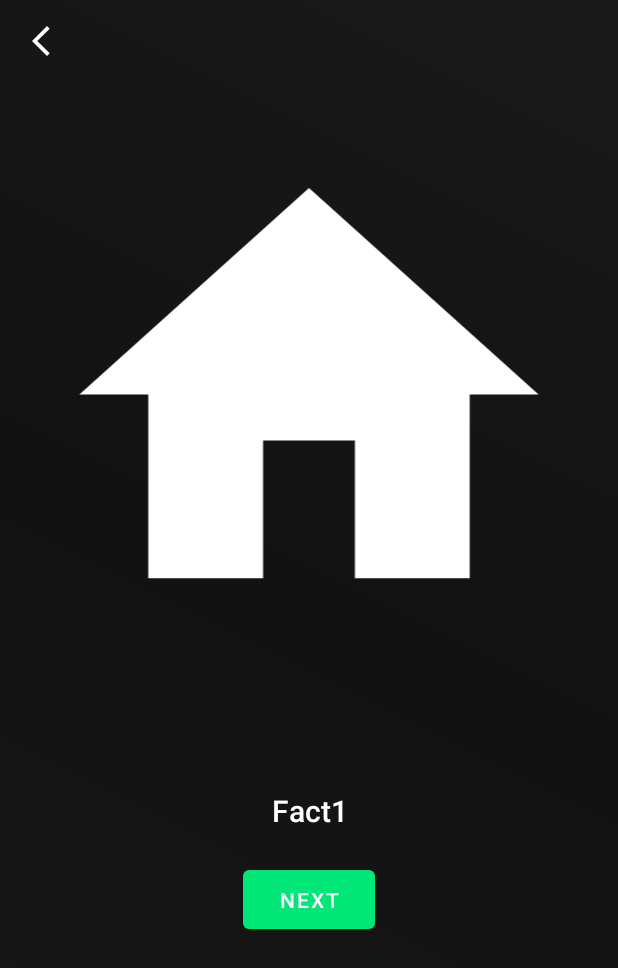
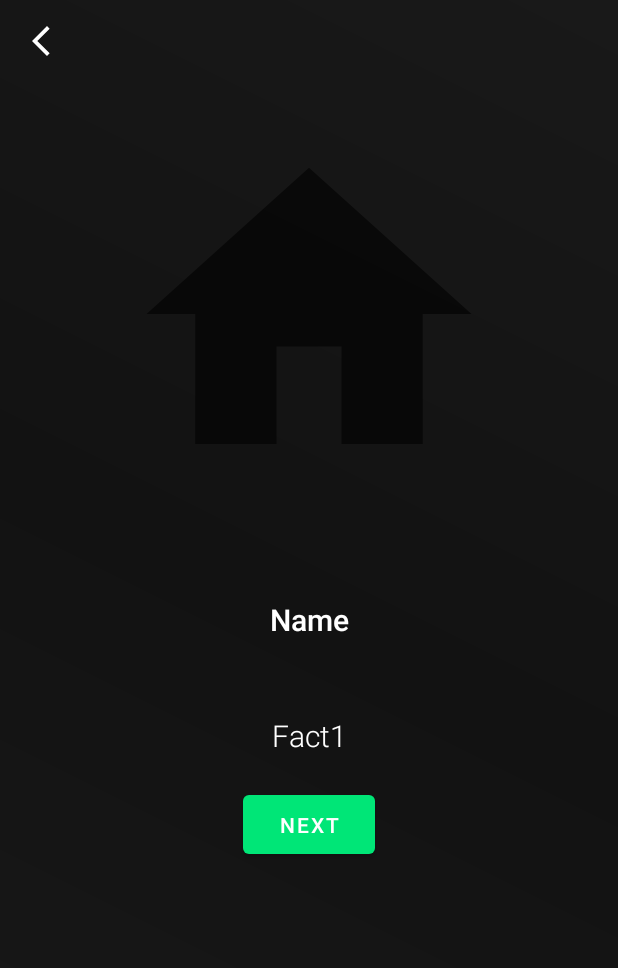
Before and after one commit to satmxd/VVIM-App, an Android app: the layout activity_facts.xml on its own in the app's theme, with its tools: preview values and no code run, on a phone screen of 412 x 824 dp. Shown: the top 968 px of the screen. Run offline under Robolectric (Android 15) with nearby library versions, the phone set to English and light mode, and no system bars.

Commit message:
did stuff

```diff
--- a/Android App/app/src/main/AndroidManifest.xml
+++ b/Android App/app/src/main/AndroidManifest.xml
@@ -12,12 +12,14 @@
     <application
         android:allowBackup="true"
         android:icon="@mipmap/ic_launcher"
+        android:screenOrientation="sensorPortrait"
         android:label="@string/app_name"
         android:roundIcon="@mipmap/ic_launcher_round"
         android:supportsRtl="true"
         android:theme="@style/Theme.TreeScanner">
         <activity
             android:name=".GalleryActivity"
+
             android:exported="false" />
         <activity
             android:name=".QuizActivityResponse"
--- a/Android App/app/src/main/java/com/example/treescanner/QRScanActivity.java
+++ b/Android App/app/src/main/java/com/example/treescanner/QRScanActivity.java
@@ -82,6 +82,7 @@ public class QRScanActivity extends AppCompatActivity {
 
                         Intent intent = new Intent(QRScanActivity.this, QRInfoActivity.class);
                         intent.putExtra("qrdata", data);
+                        intent.putExtra("origin", "qrscan");
 
                         startActivity(intent);
 //                        finish();
@@ -114,6 +115,7 @@ public class QRScanActivity extends AppCompatActivity {
         @Override
         public void onClick(View v) {
             startActivity(new Intent(QRScanActivity.this,MainActivity.class));
+
             finish();
         }
 
--- a/Android App/app/src/main/java/com/example/treescanner/SplashScreen.java
+++ b/Android App/app/src/main/java/com/example/treescanner/SplashScreen.java
@@ -19,6 +19,6 @@ Handler handler;
                 startActivity(new Intent(SplashScreen.this, MainActivity.class));
                 finish();
             }
-        }, 2000);
+        }, 1000);
     }
 }
--- a/Android App/app/src/main/java/com/example/treescanner/TreeMenu.java
+++ b/Android App/app/src/main/java/com/example/treescanner/TreeMenu.java
@@ -38,9 +38,11 @@ public class TreeMenu extends AppCompatActivity {
         listView = findViewById(R.id.treeList);
         DBHelper db = new DBHelper(this);
         Cursor data = db.get_data();
+        int c = 1;
         while(data.moveToNext()){
-            names.add(data.getString(data.getColumnIndex("name")));
+            names.add(String.valueOf(c)+". "+data.getString(data.getColumnIndex("name")));
             qrid.add(data.getString(data.getColumnIndex("id")));
+            c++;
         }
         data.close();
         arrayAdapter = new ArrayAdapter<>(this, R.layout.white_text, names);
@@ -51,6 +53,7 @@ public class TreeMenu extends AppCompatActivity {
                 Intent intent = new Intent(TreeMenu.this, QRInfoActivity.class);
                 String e = qrid.get(i);
                 intent.putExtra("qrdata", e);
+                intent.putExtra("origin", "menu");
                 startActivity(intent);
             }
         });
--- a/Android App/app/src/main/res/layout/activity_facts.xml
+++ b/Android App/app/src/main/res/layout/activity_facts.xml
@@ -11,6 +11,7 @@
         android:id="@+id/backbutton"
         android:layout_width="wrap_content"
         android:layout_height="wrap_content"
+        android:elevation="15dp"
         android:src="@drawable/backbutton"
         android:paddingLeft="15dp"
         android:paddingTop="15dp"
@@ -19,20 +20,31 @@
     <ImageView
         android:id="@+id/treeimg"
         android:layout_width="match_parent"
-        android:layout_height="407dp"
+        android:layout_height="300dp"
         android:src="@drawable/home"
         android:padding="20dp"
-        android:layout_marginTop="20dp"
-        app:tint="@color/white" />
+        android:layout_marginTop="20dp"/>
     <TextView
-            android:id="@+id/factbox"
+        android:id="@+id/factnamebox"
         android:layout_width="match_parent"
         android:layout_height="wrap_content"
         android:elevation="8dp"
         android:fontFamily="sans-serif-medium"
         android:gravity="center"
         android:padding="20dp"
-            android:layout_marginTop="40dp"
+        android:layout_marginTop="20dp"
+        android:text="Name"
+        android:textColor="@color/white"
+        android:textSize="20dp" />
+    <TextView
+        android:id="@+id/factbox"
+        android:layout_width="match_parent"
+        android:layout_height="wrap_content"
+        android:elevation="8dp"
+        android:fontFamily="sans-serif-light"
+        android:gravity="center"
+        android:padding="20dp"
+        android:layout_marginTop="10dp"
         android:text="Fact1"
         android:textColor="@color/white"
         android:textSize="20dp" />
--- a/Android App/app/src/main/res/layout/activity_qrinfo.xml
+++ b/Android App/app/src/main/res/layout/activity_qrinfo.xml
@@ -14,7 +14,7 @@
         android:layout_height="wrap_content"
         android:src="@drawable/backbutton"
         android:paddingLeft="15dp"
-        android:elevation="8dp"
+        android:elevation="10dp"
         android:paddingTop="15dp"
         app:tint="@color/white"/>
 
```
Also changed, not shown: Android App/app/src/main/java/com/example/treescanner/FactsActivity.java (+31 -15 lines), Android App/app/src/main/java/com/example/treescanner/QRInfoActivity.java (+9 -3 lines), 4 other files. Lines whose indentation alone changed are shown as unchanged.
